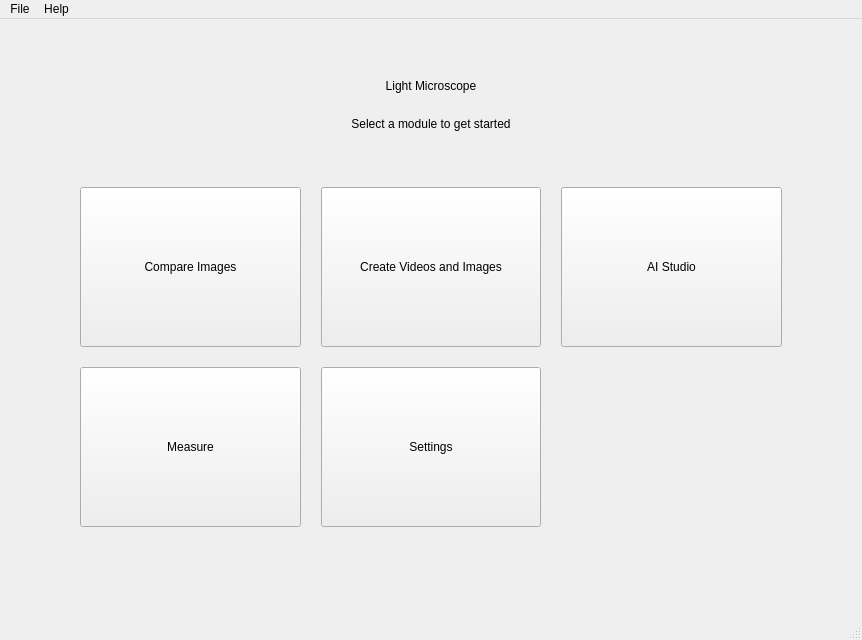
Before: the Qt Designer form src/views/ui/main_window.ui in joeescarcega8879/Light-Microscope, drawn with Qt 5.
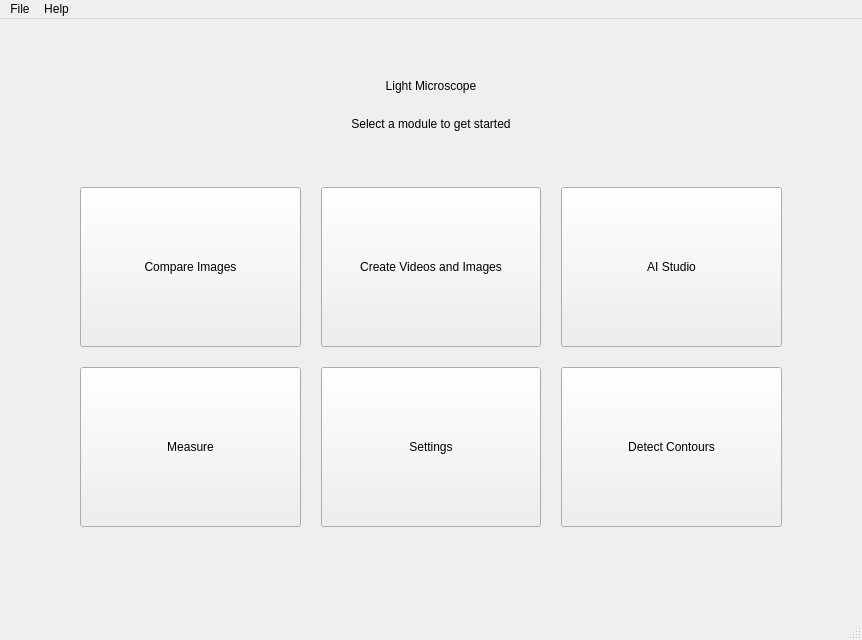
After: the same form once the commit is applied.

Commit message: feat: add length measurement and contour detection features

The edit to the form file:
```diff
--- a/src/views/ui/main_window.ui
+++ b/src/views/ui/main_window.ui
@@ -148,6 +148,22 @@
         </property>
        </widget>
       </item>
+      <item row="1" column="2">
+       <widget class="QPushButton" name="btnContours">
+        <property name="minimumSize">
+         <size>
+          <width>220</width>
+          <height>160</height>
+         </size>
+        </property>
+        <property name="toolTip">
+         <string>Contour Detection</string>
+        </property>
+        <property name="text">
+         <string>Detect Contours</string>
+        </property>
+       </widget>
+      </item>
      </layout>
     </item>
     <item>
```
The commit also changes 16 other files.
